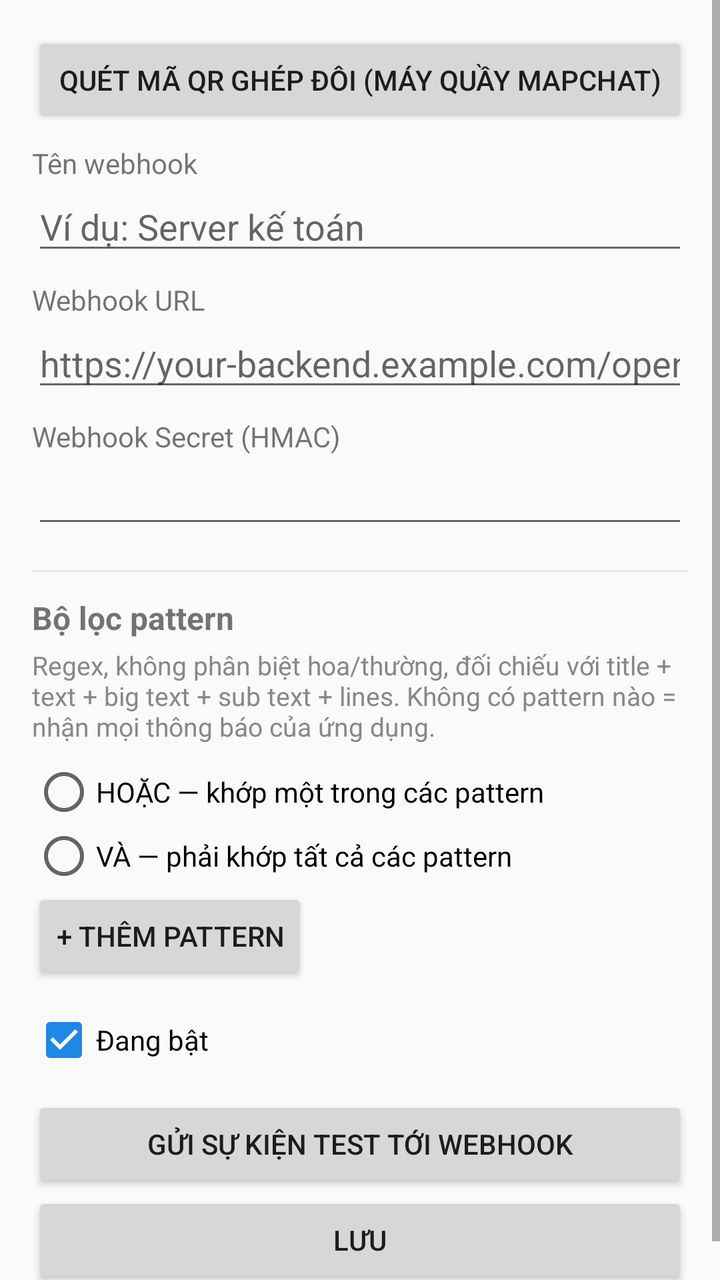
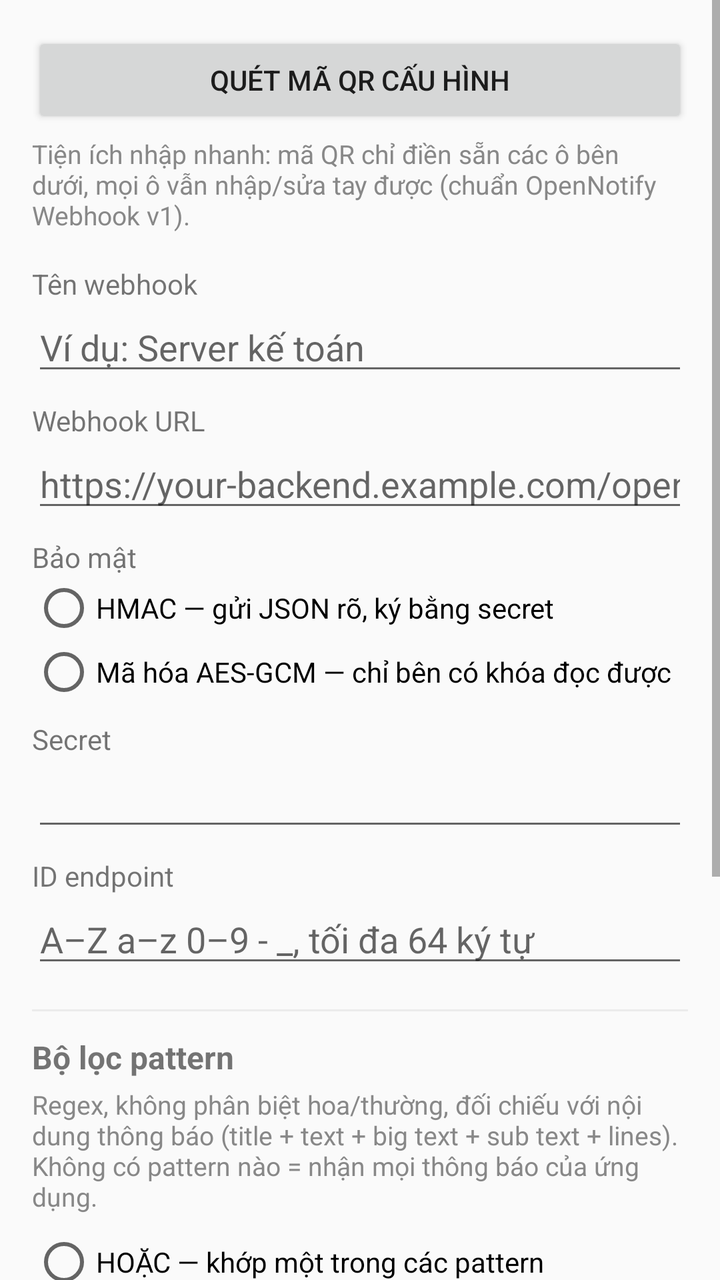

The first picture is an Android layout as it rendered before a commit; the second is the same layout after the commit. The layout source and the unified diff follow.
<!-- AndroidManifest.xml: application theme Theme.OpenNotify -->
<!-- res/layout/activity_webhook_edit.xml -->
<?xml version="1.0" encoding="utf-8"?>
<ScrollView xmlns:android="http://schemas.android.com/apk/res/android"
    android:layout_width="match_parent"
    android:layout_height="match_parent">

    <LinearLayout
        android:layout_width="match_parent"
        android:layout_height="wrap_content"
        android:orientation="vertical"
        android:padding="16dp">

        <Button
            android:id="@+id/scanPairingButton"
            android:layout_width="match_parent"
            android:layout_height="wrap_content"
            android:text="Quét mã QR ghép đôi (máy quầy mapchat)" />

        <TextView
            android:id="@+id/pairingInfo"
            android:layout_width="match_parent"
            android:layout_height="wrap_content"
            android:layout_marginTop="4dp"
            android:layout_marginBottom="8dp"
            android:textColor="@color/muted"
            android:textSize="13sp"
            android:visibility="gone" />

        <TextView
            android:layout_width="wrap_content"
            android:layout_height="wrap_content"
            android:layout_marginTop="8dp"
            android:text="Tên webhook" />
        <EditText
            android:id="@+id/whNameField"
            android:layout_width="match_parent"
            android:layout_height="wrap_content"
            android:hint="Ví dụ: Server kế toán"
            android:importantForAutofill="no"
            android:inputType="text" />

        <TextView
            android:layout_width="wrap_content"
            android:layout_height="wrap_content"
            android:layout_marginTop="8dp"
            android:text="Webhook URL" />
        <EditText
            android:id="@+id/whUrlField"
            android:layout_width="match_parent"
            android:layout_height="wrap_content"
            android:hint="https://your-backend.example.com/opennotify"
            android:importantForAutofill="no"
            android:inputType="textUri" />

        <LinearLayout
            android:id="@+id/secretGroup"
            android:layout_width="match_parent"
            android:layout_height="wrap_content"
            android:orientation="vertical">

            <TextView
                android:layout_width="wrap_content"
                android:layout_height="wrap_content"
                android:layout_marginTop="8dp"
                android:text="Webhook Secret (HMAC)" />
            <EditText
                android:id="@+id/whSecretField"
                android:layout_width="match_parent"
                android:layout_height="wrap_content"
                android:importantForAutofill="no"
                android:inputType="textPassword" />
        </LinearLayout>

        <View
            android:layout_width="match_parent"
            android:layout_height="1dp"
            android:layout_marginTop="16dp"
            android:layout_marginBottom="12dp"
            android:background="@color/divider" />

        <TextView
            android:layout_width="wrap_content"
            android:layout_height="wrap_content"
            android:text="Bộ lọc pattern"
            android:textSize="16sp"
            android:textStyle="bold" />
        <TextView
            android:id="@+id/patternHelp"
            android:layout_width="wrap_content"
            android:layout_height="wrap_content"
            android:layout_marginTop="4dp"
            android:text="Regex, không phân biệt hoa/thường, đối chiếu với title + text + big text + sub text + lines. Không có pattern nào = nhận mọi thông báo của ứng dụng."
            android:textColor="@color/muted"
            android:textSize="13sp" />

        <RadioGroup
            android:id="@+id/modeGroup"
            android:layout_width="match_parent"
            android:layout_height="wrap_content"
            android:layout_marginTop="8dp"
            android:orientation="vertical">

            <RadioButton
                android:id="@+id/modeOr"
                android:layout_width="wrap_content"
                android:layout_height="wrap_content"
                android:text="HOẶC — khớp một trong các pattern" />

            <RadioButton
                android:id="@+id/modeAnd"
                android:layout_width="wrap_content"
                android:layout_height="wrap_content"
                android:text="VÀ — phải khớp tất cả các pattern" />
        </RadioGroup>

        <LinearLayout
            android:id="@+id/patternContainer"
            android:layout_width="match_parent"
            android:layout_height="wrap_content"
            android:orientation="vertical" />

        <Button
            android:id="@+id/addPatternButton"
            android:layout_width="wrap_content"
            android:layout_height="wrap_content"
            android:text="+ Thêm pattern" />

        <CheckBox
            android:id="@+id/whEnabledField"
            android:layout_width="wrap_content"
            android:layout_height="wrap_content"
            android:layout_marginTop="12dp"
            android:checked="true"
            android:text="Đang bật" />

        <Button
            android:id="@+id/testButton"
            android:layout_width="match_parent"
            android:layout_height="wrap_content"
            android:layout_marginTop="12dp"
            android:text="Gửi sự kiện test tới webhook" />

        <Button
            android:id="@+id/saveButton"
            android:layout_width="match_parent"
            android:layout_height="wrap_content"
            android:text="Lưu" />
    </LinearLayout>
</ScrollView>
<!-- resources referenced by this layout -->
<resources>
  <color name="divider">#22888888</color>
  <color name="muted">#888888</color>
  <style name="Theme.OpenNotify" parent="Theme.AppCompat.DayNight">
          <item name="colorPrimary">@color/brand</item>
          <item name="colorPrimaryDark">@color/brand_dark</item>
          <item name="colorAccent">@color/brand</item>
      </style>
  <color name="brand">#1E88E5</color>
  <color name="brand_dark">#1565C0</color>
</resources>

<!-- the commit's change to res/layout/activity_webhook_edit.xml (unified diff, before → after) -->
@@ -10,18 +10,27 @@
         android:padding="16dp">
 
         <Button
-            android:id="@+id/scanPairingButton"
+            android:id="@+id/scanQrButton"
             android:layout_width="match_parent"
             android:layout_height="wrap_content"
-            android:text="Quét mã QR ghép đôi (máy quầy mapchat)" />
+            android:text="Quét mã QR cấu hình" />
 
         <TextView
-            android:id="@+id/pairingInfo"
             android:layout_width="match_parent"
             android:layout_height="wrap_content"
             android:layout_marginTop="4dp"
             android:layout_marginBottom="8dp"
+            android:text="Tiện ích nhập nhanh: mã QR chỉ điền sẵn các ô bên dưới, mọi ô vẫn nhập/sửa tay được (chuẩn OpenNotify Webhook v1)."
             android:textColor="@color/muted"
+            android:textSize="13sp" />
+
+        <TextView
+            android:id="@+id/stoppedWarning"
+            android:layout_width="match_parent"
+            android:layout_height="wrap_content"
+            android:layout_marginBottom="8dp"
+            android:text="⚠ Bên nhận đã báo không còn nhận ở địa chỉ/id này (404/410) nên webhook đã ngừng gửi. Sửa cấu hình hoặc quét lại mã QR rồi Lưu để gửi lại."
+            android:textColor="@color/uptime_down"
             android:textSize="13sp"
             android:visibility="gone" />
 
@@ -51,24 +60,56 @@
             android:importantForAutofill="no"
             android:inputType="textUri" />
 
-        <LinearLayout
-            android:id="@+id/secretGroup"
+        <TextView
+            android:layout_width="wrap_content"
+            android:layout_height="wrap_content"
+            android:layout_marginTop="8dp"
+            android:text="Bảo mật" />
+        <RadioGroup
+            android:id="@+id/securityGroup"
             android:layout_width="match_parent"
             android:layout_height="wrap_content"
             android:orientation="vertical">
 
-            <TextView
+            <RadioButton
+                android:id="@+id/securityHmac"
                 android:layout_width="wrap_content"
                 android:layout_height="wrap_content"
-                android:layout_marginTop="8dp"
-                android:text="Webhook Secret (HMAC)" />
-            <EditText
-                android:id="@+id/whSecretField"
-                android:layout_width="match_parent"
+                android:text="HMAC — gửi JSON rõ, ký bằng secret" />
+
+            <RadioButton
+                android:id="@+id/securityAes"
+                android:layout_width="wrap_content"
                 android:layout_height="wrap_content"
-                android:importantForAutofill="no"
-                android:inputType="textPassword" />
-        </LinearLayout>
+                android:text="Mã hóa AES-GCM — chỉ bên có khóa đọc được" />
+        </RadioGroup>
+
+        <TextView
+            android:id="@+id/secretLabel"
+            android:layout_width="wrap_content"
+            android:layout_height="wrap_content"
+            android:layout_marginTop="8dp"
+            android:text="Secret" />
+        <EditText
+            android:id="@+id/whSecretField"
+            android:layout_width="match_parent"
+            android:layout_height="wrap_content"
+            android:importantForAutofill="no"
+            android:inputType="textPassword" />
+
+        <TextView
+            android:id="@+id/endpointIdLabel"
+            android:layout_width="wrap_content"
+            android:layout_height="wrap_content"
+            android:layout_marginTop="8dp"
+            android:text="ID endpoint" />
+        <EditText
+            android:id="@+id/whEndpointIdField"
+            android:layout_width="match_parent"
+            android:layout_height="wrap_content"
+            android:hint="A–Z a–z 0–9 - _, tối đa 64 ký tự"
+            android:importantForAutofill="no"
+            android:inputType="text" />
 
         <View
             android:layout_width="match_parent"
@@ -88,7 +129,7 @@
             android:layout_width="wrap_content"
             android:layout_height="wrap_content"
             android:layout_marginTop="4dp"
-            android:text="Regex, không phân biệt hoa/thường, đối chiếu với title + text + big text + sub text + lines. Không có pattern nào = nhận mọi thông báo của ứng dụng."
+            android:text="Regex, không phân biệt hoa/thường, đối chiếu với nội dung thông báo (title + text + big text + sub text + lines). Không có pattern nào = nhận mọi thông báo của ứng dụng."
             android:textColor="@color/muted"
             android:textSize="13sp" />
 
@@ -125,6 +166,13 @@
             android:text="+ Thêm pattern" />
 
         <CheckBox
+            android:id="@+id/normalizeField"
+            android:layout_width="wrap_content"
+            android:layout_height="wrap_content"
+            android:layout_marginTop="4dp"
+            android:text="Chuẩn hóa trước khi so: viết hoa, bỏ dấu cách và ký tự không phải chữ/số" />
+
+        <CheckBox
             android:id="@+id/whEnabledField"
             android:layout_width="wrap_content"
             android:layout_height="wrap_content"
<!-- resource entries referenced after the edit -->
@@ -2,6 +2,7 @@
 <resources>
   <color name="divider">#22888888</color>
   <color name="muted">#888888</color>
+  <color name="uptime_down">#E53935</color>
   <style name="Theme.OpenNotify" parent="Theme.AppCompat.DayNight">
           <item name="colorPrimary">@color/brand</item>
           <item name="colorPrimaryDark">@color/brand_dark</item>
